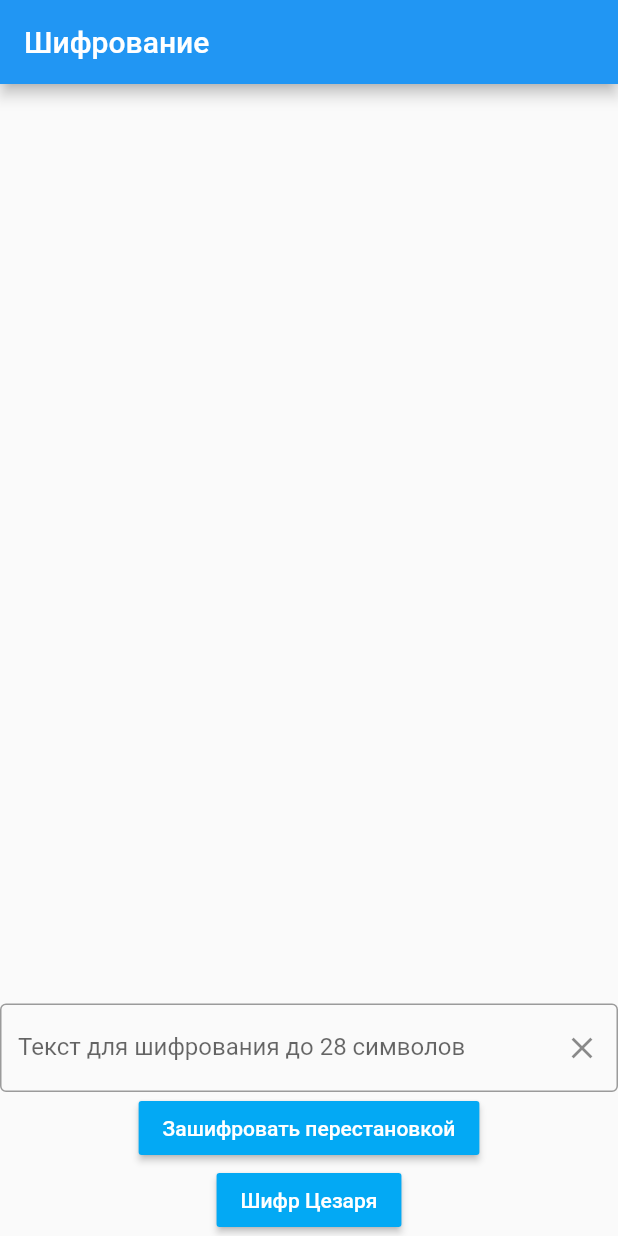
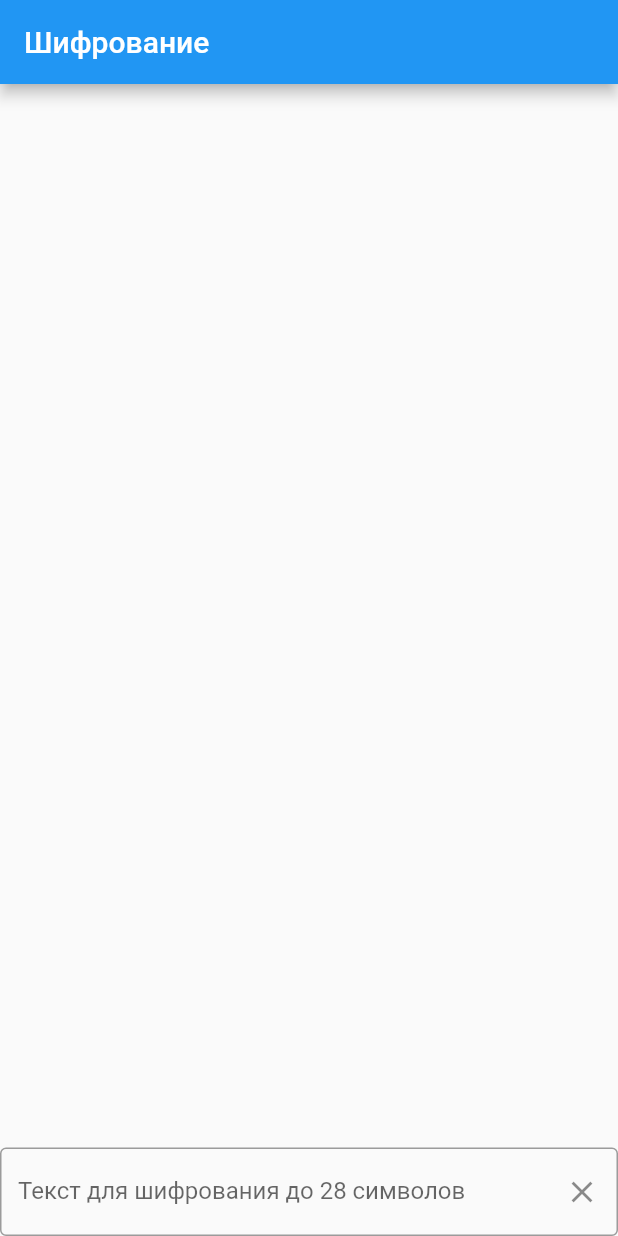
Before and after one commit to warfka/mdi1lb, a Flutter app: the screen it shows after launch, on a phone screen of 412 x 824 dp. Run offline on Flutter 3.47's test engine with Material 2 defaults, Android fonts, the phone set to English and light mode, and no system bars; missing offline and left inert: matrix2d.

Commit message:
шифрование перестановкой7

```diff
--- a/lib/1lb/pages/encryption_page.dart
+++ b/lib/1lb/pages/encryption_page.dart
@@ -86,33 +86,8 @@ void encode(){
       child: Column(
         mainAxisAlignment: MainAxisAlignment.center,
         children: [
-          MaterialButton(
-            onPressed: () {
-              setState(() {
-                textForEncryption =
-                    encodeKey('Cироткин Егор Александрович', [3,1,2,4], [1,3,7,6,5,4,2]);
-                //print(textForEncryption); _textEditingController.text Cироткин Егор Александрович
-              });
-            },
-            color: Colors.lightBlue,
-            child: const Text(
-              'Зашифровать перестановкой',
-              style: TextStyle(color: Colors.white),
-            ),
-          ),
-          MaterialButton(
-            onPressed: () {
-              setState(() {
-                textForEncryption =
-                    caesar('Cироткин Егор Александрович');
-                //print(textForEncryption); _textEditingController.text Cироткин Егор Александрович
-              });
-            },
-            color: Colors.lightBlue,
-            child: const Text(
-              'Шифр Цезаря',
-              style: TextStyle(color: Colors.white),
-            ),
+          Container(
+
           ),
         ],
       )
```
